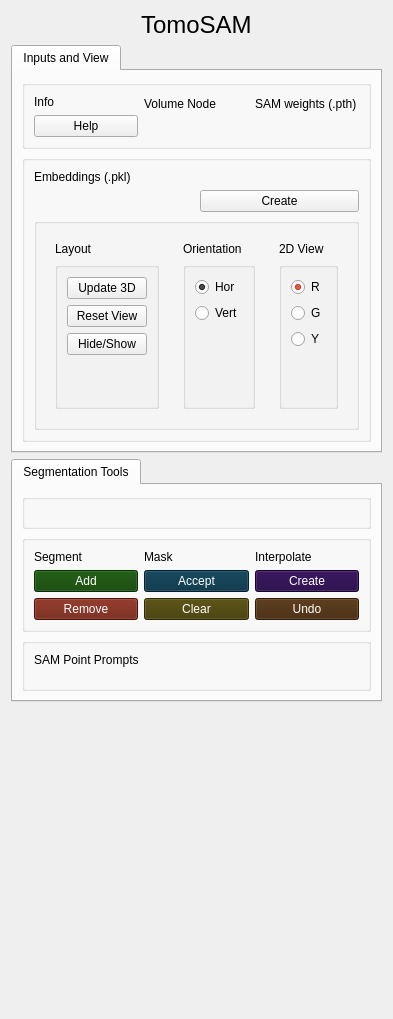
Above: TomoSAM/Resources/UI/tomosam.ui from fedesemeraro/SlicerTomoSAM before the change. Below: the same form after it.
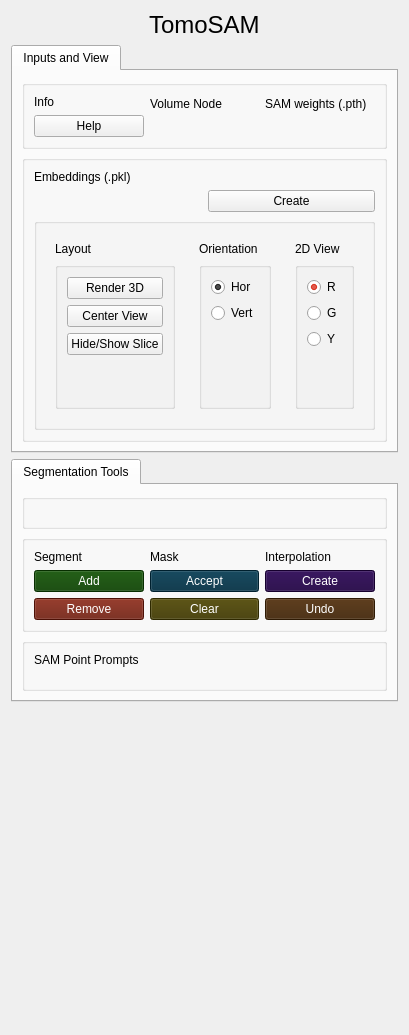
That is the form after the change. Custom widgets are drawn as their Qt base class.

```diff
--- a/TomoSAM/Resources/UI/tomosam.ui
+++ b/TomoSAM/Resources/UI/tomosam.ui
@@ -7,7 +7,7 @@
     <x>0</x>
     <y>0</y>
     <width>369</width>
-    <height>1019</height>
+    <height>1035</height>
    </rect>
   </property>
   <property name="windowTitle">
@@ -129,7 +129,7 @@
                <item>
                 <layout class="QHBoxLayout" name="horizontalLayout_4">
                  <item>
-                  <widget class="QWidget" name="" native="true">
+                  <widget class="QWidget" name="widget" native="true">
                    <layout class="QVBoxLayout" name="verticalLayout_9">
                     <item>
                      <widget class="QLabel" name="label_5">
@@ -144,21 +144,21 @@
                        <item>
                         <widget class="QPushButton" name="pushButton_3d">
                          <property name="text">
-                          <string>Update 3D</string>
+                          <string>Render 3D</string>
                          </property>
                         </widget>
                        </item>
                        <item>
                         <widget class="QPushButton" name="push3dCenter">
                          <property name="text">
-                          <string>Reset View</string>
+                          <string>Center View</string>
                          </property>
                         </widget>
                        </item>
                        <item>
                         <widget class="QPushButton" name="push3dSlices">
                          <property name="text">
-                          <string>Hide/Show</string>
+                          <string>Hide/Show Slice</string>
                          </property>
                         </widget>
                        </item>
@@ -192,7 +192,7 @@
                      </widget>
                     </item>
                     <item>
-                     <widget class="QGroupBox" name="">
+                     <widget class="QGroupBox" name="groupBox">
                       <layout class="QVBoxLayout" name="verticalLayout_12">
                        <item>
                         <widget class="QRadioButton" name="radioButton_hor">
@@ -241,7 +241,7 @@
                      </widget>
                     </item>
                     <item>
-                     <widget class="QGroupBox" name="">
+                     <widget class="QGroupBox" name="groupBox">
                       <layout class="QVBoxLayout" name="verticalLayout_19">
                        <item>
                         <widget class="QRadioButton" name="radioButton_red">
@@ -2338,7 +2338,7 @@
               <item>
                <widget class="QLabel" name="label_4">
                 <property name="text">
-                 <string>Interpolate</string>
+                 <string>Interpolation</string>
                 </property>
                </widget>
               </item>
```
Left out of the diff: 6 changed lines with no effect on the pictures.
